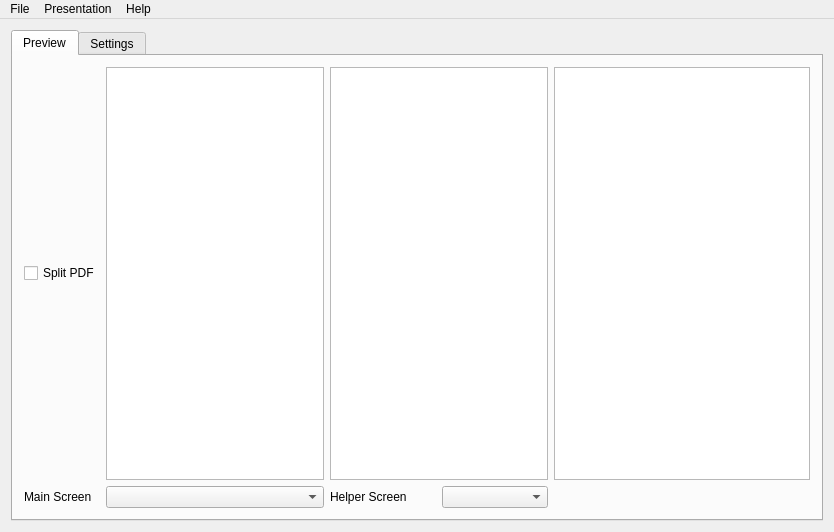
Before: the Qt Designer form mainwindow.ui in MrHase/Presentation, drawn with Qt 5.
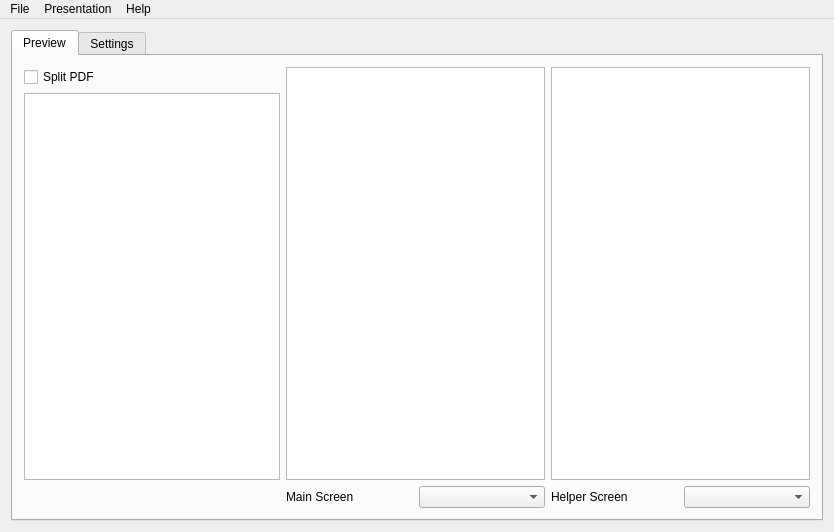
After: the same form once the commit is applied.

What changed in the file:
```diff
--- a/mainwindow.ui
+++ b/mainwindow.ui
@@ -30,8 +30,22 @@
        <layout class="QVBoxLayout" name="verticalLayout_3">
         <item>
          <layout class="QGridLayout" name="gridLayout">
+          <item row="5" column="3">
+           <layout class="QHBoxLayout" name="horizontalLayout_3">
+            <item>
+             <widget class="QLabel" name="label_mainScreen">
+              <property name="text">
+               <string>Main Screen</string>
+              </property>
+             </widget>
+            </item>
+            <item>
+             <widget class="QComboBox" name="outputList_MainScreen"/>
+            </item>
+           </layout>
+          </item>
           <item row="4" column="0">
-           <layout class="QHBoxLayout" name="horizontalLayout">
+           <layout class="QVBoxLayout" name="verticalLayout_2">
             <item>
              <widget class="QCheckBox" name="cb_splitPDF">
               <property name="text">
@@ -39,19 +53,25 @@
               </property>
              </widget>
             </item>
+            <item>
+             <widget class="QListWidget" name="listWidget">
+              <property name="sizePolicy">
+               <sizepolicy hsizetype="Minimum" vsizetype="Expanding">
+                <horstretch>0</horstretch>
+                <verstretch>0</verstretch>
+               </sizepolicy>
+              </property>
+              <property name="minimumSize">
+               <size>
+                <width>200</width>
+                <height>0</height>
+               </size>
+              </property>
+             </widget>
+            </item>
            </layout>
           </item>
-          <item row="5" column="0">
-           <widget class="QLabel" name="label_mainScreen">
-            <property name="text">
-             <string>Main Screen</string>
-            </property>
-           </widget>
-          </item>
-          <item row="5" column="1">
-           <widget class="QComboBox" name="outputList_MainScreen"/>
-          </item>
-          <item row="5" column="2">
+          <item row="5" column="4">
            <layout class="QHBoxLayout" name="horizontalLayout_2">
             <item>
              <widget class="QLabel" name="label_helperScreen">
@@ -65,7 +85,7 @@
             </item>
            </layout>
           </item>
-          <item row="4" column="2">
+          <item row="4" column="4">
            <widget class="QGraphicsView" name="graphicsView_right">
             <property name="lineWidth">
              <number>0</number>
@@ -75,7 +95,7 @@
             </property>
            </widget>
           </item>
-          <item row="4" column="1">
+          <item row="4" column="3">
            <widget class="QGraphicsView" name="graphicsView_left">
             <property name="autoFillBackground">
              <bool>false</bool>
@@ -97,22 +117,6 @@
             </property>
            </widget>
           </item>
-          <item row="4" column="3">
-           <widget class="QListWidget" name="listWidget">
-            <property name="sizePolicy">
-             <sizepolicy hsizetype="Minimum" vsizetype="Expanding">
-              <horstretch>0</horstretch>
-              <verstretch>0</verstretch>
-             </sizepolicy>
-            </property>
-            <property name="minimumSize">
-             <size>
-              <width>200</width>
-              <height>0</height>
-             </size>
-            </property>
-           </widget>
-          </item>
          </layout>
         </item>
        </layout>
```
Left out of the diff: 2 changed lines with no effect on the pictures.
